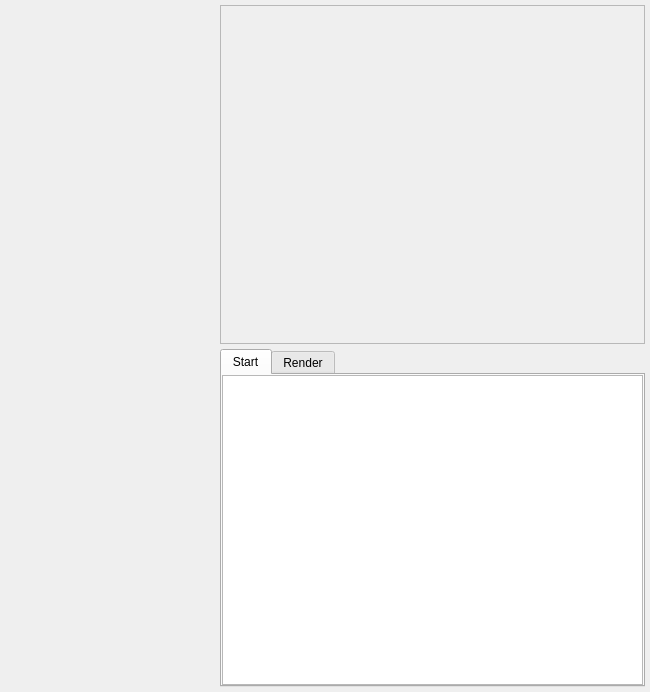
Qt form packages/Mock/ParticleEditor/ParticleEditor2.ui (tommo/gii) before a commit.
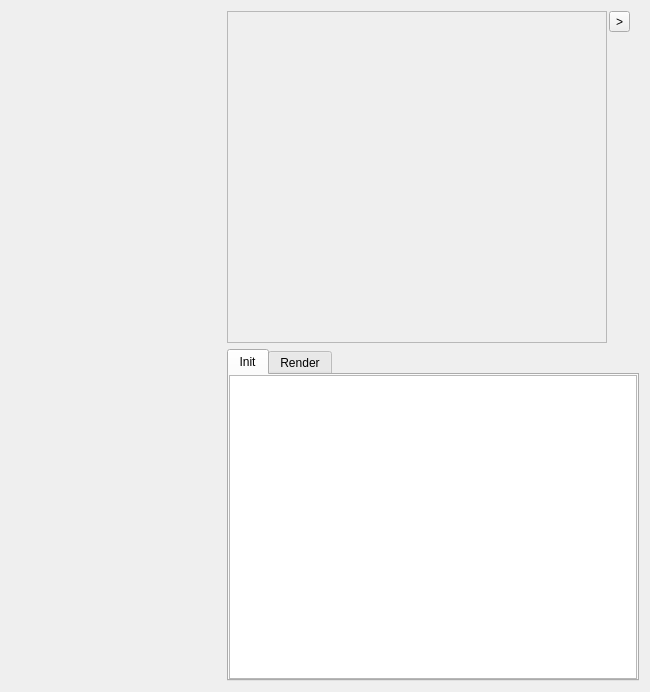
The same form after that commit. The open tabs and pages were chosen to show the change.

Diff of the .ui file:
```diff
--- a/packages/Mock/ParticleEditor/ParticleEditor2.ui
+++ b/packages/Mock/ParticleEditor/ParticleEditor2.ui
@@ -13,13 +13,7 @@
   <property name="windowTitle">
    <string>Form</string>
   </property>
-  <layout class="QHBoxLayout" name="horizontalLayout">
-   <property name="spacing">
-    <number>5</number>
-   </property>
-   <property name="margin">
-    <number>5</number>
-   </property>
+  <layout class="QHBoxLayout" name="horizontalLayout_2">
    <item>
     <widget class="QWidget" name="leftPanel" native="true">
      <property name="sizePolicy">
@@ -72,8 +66,10 @@
    </item>
    <item>
     <layout class="QVBoxLayout" name="verticalLayout_4">
+     <item>
+      <layout class="QHBoxLayout" name="horizontalLayout">
      <property name="spacing">
-      <number>5</number>
+        <number>2</number>
      </property>
      <item>
       <widget class="QFrame" name="containerPreview">
@@ -89,8 +85,47 @@
        <property name="frameShadow">
         <enum>QFrame::Raised</enum>
        </property>
-       <zorder>groupBox</zorder>
-      </widget>
+        </widget>
+       </item>
+       <item>
+        <widget class="QWidget" name="toolPreview" native="true">
+         <property name="minimumSize">
+          <size>
+           <width>30</width>
+           <height>0</height>
+          </size>
+         </property>
+         <layout class="QVBoxLayout" name="verticalLayout_5">
+          <property name="spacing">
+           <number>5</number>
+          </property>
+          <property name="margin">
+           <number>0</number>
+          </property>
+          <item>
+           <widget class="QToolButton" name="buttonRandomMove">
+            <property name="text">
+             <string>&gt;</string>
+            </property>
+           </widget>
+          </item>
+          <item>
+           <spacer name="verticalSpacer">
+            <property name="orientation">
+             <enum>Qt::Vertical</enum>
+            </property>
+            <property name="sizeHint" stdset="0">
+             <size>
+              <width>20</width>
+              <height>40</height>
+             </size>
+            </property>
+           </spacer>
+          </item>
+         </layout>
+        </widget>
+       </item>
+      </layout>
      </item>
      <item>
       <widget class="QTabWidget" name="tabScripts">
@@ -102,7 +137,7 @@
        </property>
        <widget class="QWidget" name="tab">
         <attribute name="title">
-         <string>Start</string>
+         <string>Init</string>
         </attribute>
         <layout class="QVBoxLayout" name="verticalLayout_2">
          <property name="spacing">
```
Left out of the diff: 6 changed lines with no effect on the pictures. Lines whose indentation alone changed are shown as unchanged.
